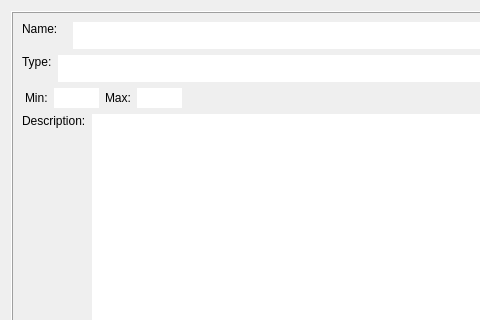
This is src/View/infowidget.ui in MatteoMazzotti0/EngineChart as Qt 5 draws it before an edit; both pictures show x 0 to 480 and y 0 to 320 of the 656 by 496 pixel window. The edited form follows.
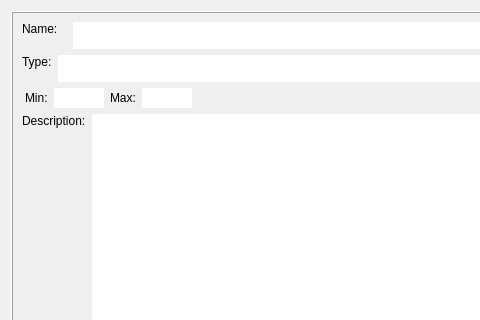
This is the edited form.

```diff
--- a/src/View/infowidget.ui
+++ b/src/View/infowidget.ui
@@ -276,9 +276,15 @@
            </item>
            <item>
             <widget class="QLineEdit" name="MinDisplay">
+             <property name="minimumSize">
+              <size>
+               <width>50</width>
+               <height>0</height>
+              </size>
+             </property>
              <property name="maximumSize">
               <size>
-               <width>45</width>
+               <width>50</width>
                <height>16777215</height>
               </size>
              </property>
@@ -303,9 +309,15 @@
            </item>
            <item>
             <widget class="QLineEdit" name="MaxDisplay">
+             <property name="minimumSize">
+              <size>
+               <width>50</width>
+               <height>0</height>
+              </size>
+             </property>
              <property name="maximumSize">
               <size>
-               <width>45</width>
+               <width>50</width>
                <height>16777215</height>
               </size>
              </property>
```
